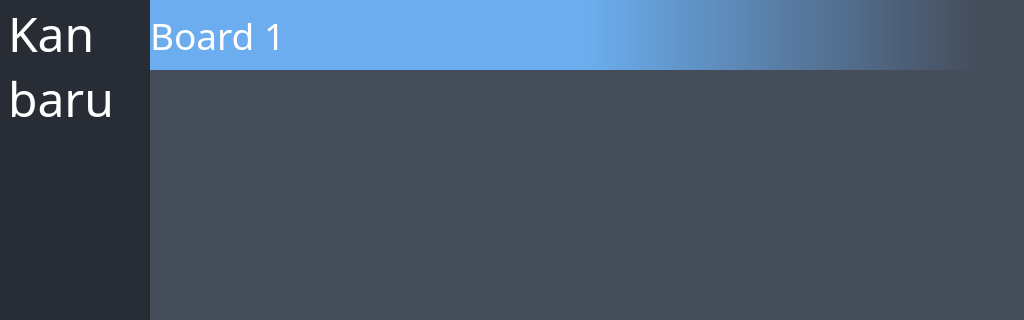
Qt form src/ui/main.ui (dulapahv/Kanbaru) before a commit; both pictures show x 0 to 1024 and y 0 to 320 of the 1024 by 678 pixel window.
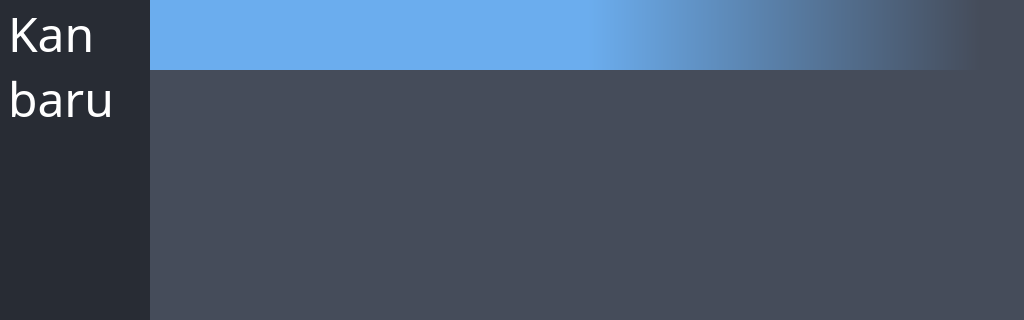
The same form after that commit. Icons and pictures are not drawn.

```diff
--- a/src/ui/main.ui
+++ b/src/ui/main.ui
@@ -282,7 +282,7 @@
            <item>
             <widget class="QLabel" name="label_board">
              <property name="sizePolicy">
-              <sizepolicy hsizetype="Preferred" vsizetype="Fixed">
+              <sizepolicy hsizetype="Ignored" vsizetype="Fixed">
                <horstretch>0</horstretch>
                <verstretch>0</verstretch>
               </sizepolicy>
@@ -304,7 +304,7 @@
 color: #FFFFFF;</string>
              </property>
              <property name="text">
-              <string>Board 1</string>
+              <string/>
              </property>
              <property name="margin">
               <number>10</number>
```
Left out of the diff: 4 changed lines with no effect on the pictures.
